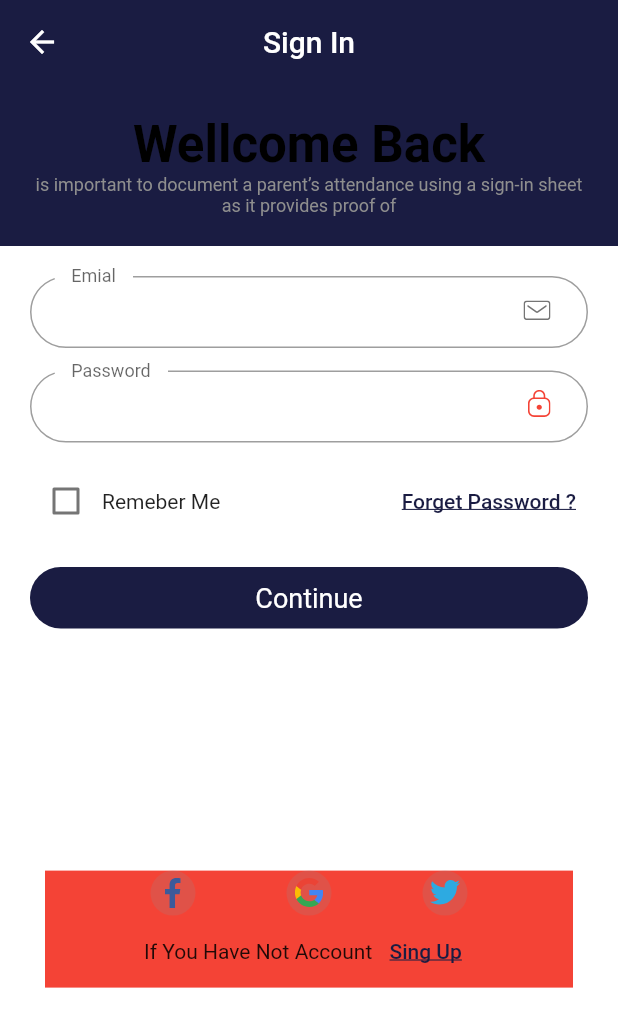
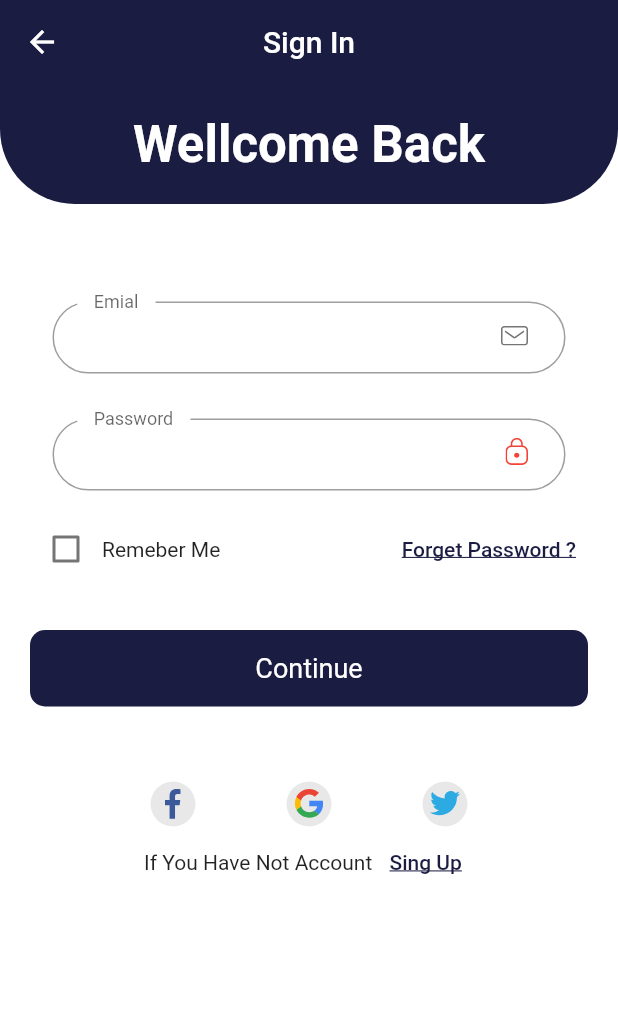
Before and after one commit to jksaWork/Graduation_Project_Flutter, a Flutter app: the Login screen opened by its route, on a phone screen of 412 x 824 dp. Shown: the top 1027 px of the screen. Run offline on Flutter 3.47's test engine with Material 2 defaults, Android fonts, the phone set to English and light mode, and no system bars; our stand-ins replace dio, figma_squircle, flutter_otp_text_field, flutter_svg, get, get_storage and 2 more; missing offline and left inert: dart:ffi; accounts and stored records are empty; Roboto replaces fonts that are missing (Cairo).

Commit message:
Edit Login Desgin

```diff
--- a/lib/views/auth/login/login.dart
+++ b/lib/views/auth/login/login.dart
@@ -1,4 +1,5 @@
 // import 'mate'
+import 'package:figma_squircle/figma_squircle.dart';
 import 'package:real_state_mangament/controllers/auth/login_controller.dart';
 import 'package:real_state_mangament/core/Constrant/AppColors.dart';
 import 'package:real_state_mangament/core/Constrant/AppSvgImg.dart';
@@ -36,14 +37,31 @@ class Login extends StatelessWidget {
               children: [
                 // Page Headding
                 Container(
-                  color: AppColor.primaryColor,
+                  decoration: const ShapeDecoration(
+                    color: AppColor.primaryColor,
+                    shape: SmoothRectangleBorder(
+                      borderRadius: SmoothBorderRadius.only(
+                        bottomLeft: SmoothRadius(
+                          cornerRadius: 50,
+                          cornerSmoothing: .1,
+                        ),
+                        bottomRight: SmoothRadius(
+                          cornerRadius: 50,
+                          cornerSmoothing: 1.4,
+                        ),
+                      ),
+                    ),
+                  ),
                   child: AuthPageHeading(
                       head: 'Wellcome Back',
                       description:
                           'is important to document a parent’s attendance using a sign-in sheet as it provides proof of'),
                 ),
+                SizedBox(
+                  height: 30,
+                ),
                 Container(
-                  height: MediaQuery.of(context).size.height * .60,
+                  // height: MediaQuery.of(context).size.height * .60,
                   child: Column(
                     mainAxisAlignment: MainAxisAlignment.spaceBetween,
                     children: [
--- a/lib/views/auth/widgets/Social_links.dart
+++ b/lib/views/auth/widgets/Social_links.dart
@@ -15,7 +15,7 @@ class SocialLinks extends StatelessWidget {
   Container socialLinks() {
     List svgIcons = [AppSvgImg.facebook, AppSvgImg.google, AppSvgImg.tweiter];
     return Container(
-      color: Colors.red,
+      // color: Colors.red,
       margin: EdgeInsets.symmetric(horizontal: 30),
       child: Column(
         children: [
--- a/lib/views/auth/widgets/auth_page_heading.dart
+++ b/lib/views/auth/widgets/auth_page_heading.dart
@@ -1,3 +1,5 @@
+import 'package:figma_squircle/figma_squircle.dart';
+import 'package:real_state_mangament/core/Constrant/AppBorderRaduis.dart';
 import 'package:real_state_mangament/core/Constrant/AppColors.dart';
 import 'package:flutter/material.dart';
 
@@ -14,17 +16,21 @@ class AuthPageHeading extends StatelessWidget {
         margin: EdgeInsets.all(20),
         child: Column(
           children: [
-            Text(head!, style: Theme.of(context).textTheme.headline4),
-            Center(
-              child: Text(
-                description!,
+            Text(head!,
                 style: Theme.of(context)
                     .textTheme
-                    .bodySmall!
-                    .copyWith(color: AppColor.grey),
-                textAlign: TextAlign.center,
-              ),
-            )
+                    .headline4!
+                    .copyWith(color: Colors.white)),
+            // Center(
+            //   child: Text(
+            //     description!,
+            //     style: Theme.of(context)
+            //         .textTheme
+            //         .bodySmall!
+            //         .copyWith(color: AppColor.grey),
+            //     textAlign: TextAlign.center,
+            //   ),
+            // )
           ],
         ));
   }
--- a/lib/views/auth/widgets/contiue_button.dart
+++ b/lib/views/auth/widgets/contiue_button.dart
@@ -13,11 +13,11 @@ class ContinueButton extends StatelessWidget {
           child: Container(
             width: double.infinity,
             decoration: BoxDecoration(
-              borderRadius: BorderRadius.circular(50),
+              borderRadius: BorderRadius.circular(10),
               color: AppColor.primaryColor,
             ),
-            margin: EdgeInsets.symmetric(vertical: 20),
-            padding: EdgeInsets.all(10),
+            margin: EdgeInsets.symmetric(vertical: 30),
+            padding: EdgeInsets.all(15),
             child: Text(
               "Continue",
               style: TextStyle(color: Colors.white, fontSize: 18),
--- a/lib/views/auth/widgets/custom_form_filed.dart
+++ b/lib/views/auth/widgets/custom_form_filed.dart
@@ -20,7 +20,7 @@ class CustomTextFiled extends StatelessWidget {
   @override
   Widget build(BuildContext context) {
     return Container(
-      margin: EdgeInsets.only(bottom: 15),
+      margin: EdgeInsets.all(15),
       child: TextFormField(
         validator: validator,
         controller: controller,
```
